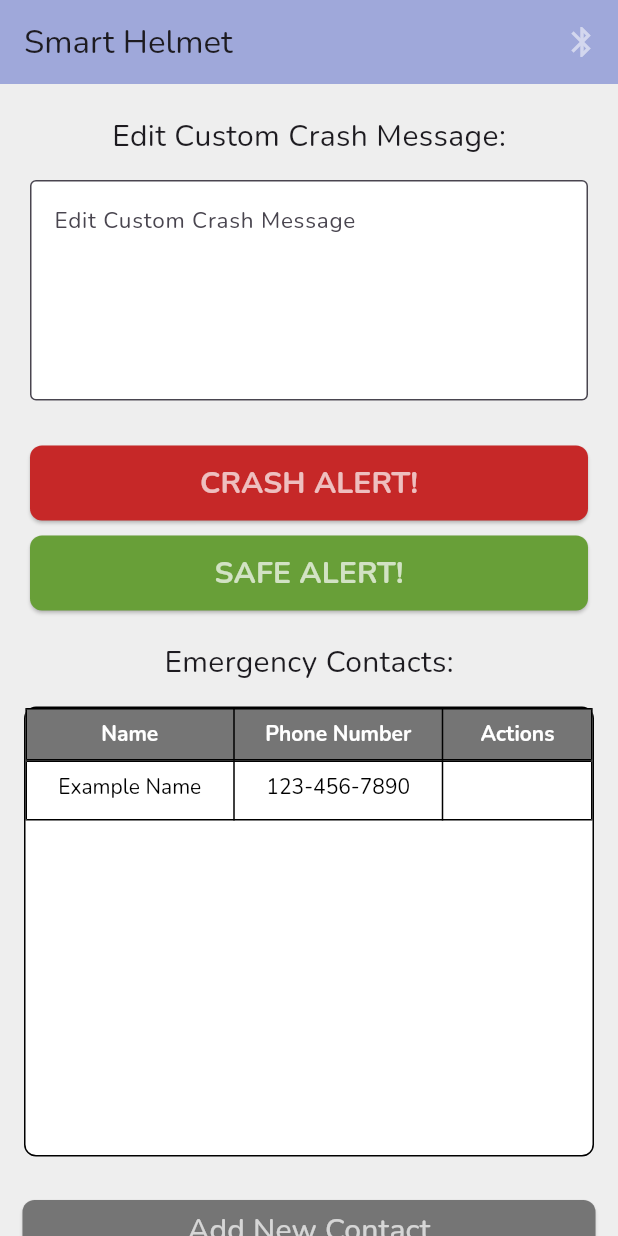
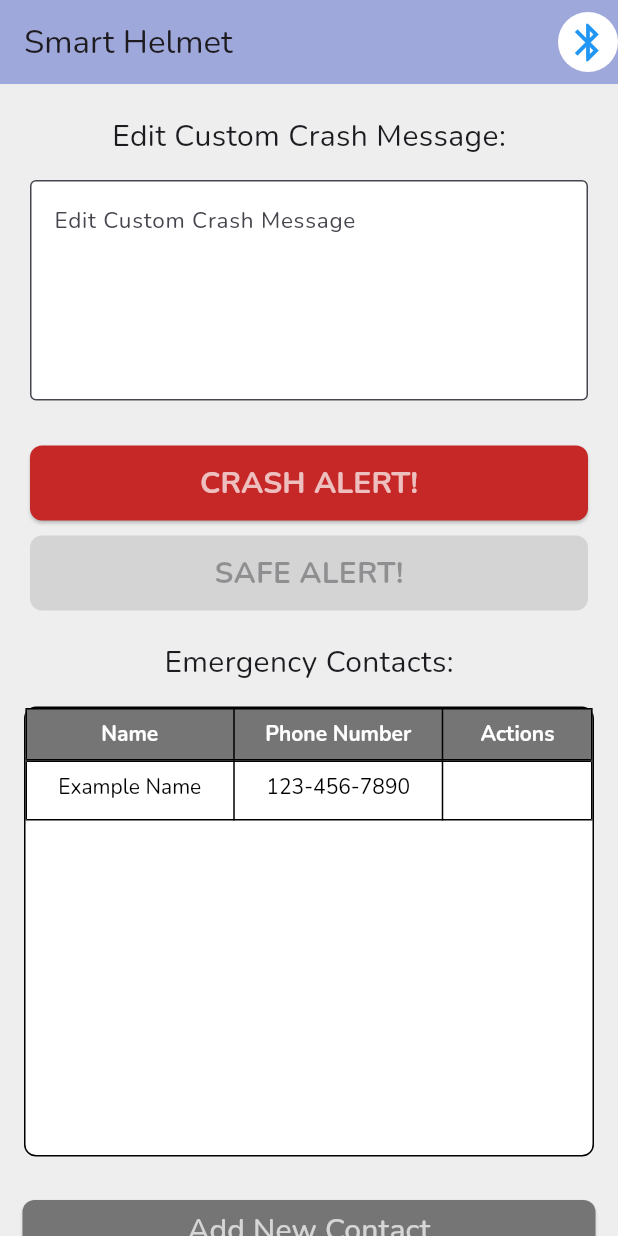
Before and after one commit to IsabellaTerick/smart_helmet, a Flutter app: the screen it shows after launch, on a phone screen of 412 x 824 dp. Run offline on Flutter 3.47's test engine with Material 3 defaults, Android fonts, the light colour scheme and no system bars; our stand-ins replace cloud_firestore, firebase_core, flutter_blue_plus, permission_handler, shared_preferences; accounts and stored records are empty.

Commit message:
Bluetooth Indication works

```diff
--- /dev/null
+++ b/lib/bluetooth/bluetooth_btn.dart
@@ -0,0 +1,55 @@
+import 'package:flutter/material.dart';
+import './bluetooth_service.dart';
+
+class BluetoothIcon extends StatefulWidget {
+  final BluetoothService bluetoothService;
+
+  const BluetoothIcon({super.key, required this.bluetoothService});
+
+  @override
+  _BluetoothIconState createState() => _BluetoothIconState();
+}
+
+class _BluetoothIconState extends State<BluetoothIcon> {
+  bool _isConnected = false;
+
+  @override
+  void initState() {
+    super.initState();
+
+    // Listen to the connection state from BluetoothService
+    widget.bluetoothService.connectionStateStream.listen((connected) {
+      setState(() {
+        _isConnected = connected;
+      });
+    });
+  }
+
+  @override
+  Widget build(BuildContext context) {
+    return GestureDetector(
+      onTap: () async {
+        if (!_isConnected) {
+          await widget.bluetoothService.scanAndConnect();
+        }
+      },
+      child: Container(
+        width: 40,
+        height: 40,
+        decoration: BoxDecoration(
+          shape: BoxShape.circle,
+          color: _isConnected ? Colors.blue : Colors.white, // Circle color
+          border: Border.all(
+            color: _isConnected ? Colors.blue : Colors.transparent, // Optional border
+            width: 2,
+          ),
+        ),
+        child: Icon(
+          Icons.bluetooth,
+          color: _isConnected ? Colors.white : Colors.blue, // Bluetooth icon color
+          size: 30,
+        ),
+      ),
+    );
+  }
+}
--- a/lib/bluetooth_service.dart
+++ b/lib/bluetooth/bluetooth_service.dart
@@ -6,8 +6,12 @@ import 'package:flutter/foundation.dart' show defaultTargetPlatform, TargetPlatf
 class BluetoothService {
   fb.BluetoothDevice? _connectedDevice; // Use fb prefix for flutter_blue_plus classes
   fb.BluetoothCharacteristic? _characteristic;
-  final _connectionController = StreamController<bool>.broadcast(); // Track connection state
+  final StreamController<bool> _connectionController =
+  StreamController<bool>.broadcast(); // Track connection state
   bool _isConnected = false;
+
+  // Public getter for the connection state stream
+  Stream<bool> get connectionStateStream => _connectionController.stream;
 
   // Callback to notify listeners of new messages
   Function(String)? _messageListener;
@@ -41,10 +45,12 @@ class BluetoothService {
             print("Connected to ${_connectedDevice!.platformName}");
 
             // Discover services
-            List<fb.BluetoothService> services = await _connectedDevice!.discoverServices();
+            List<fb.BluetoothService> services =
+            await _connectedDevice!.discoverServices();
             for (var service in services) {
               for (var char in service.characteristics) {
-                if (char.uuid.toString() == "beb5483e-36e1-4688-b7f5-ea07361b26a8") {
+                if (char.uuid.toString() ==
+                    "beb5483e-36e1-4688-b7f5-ea07361b26a8") {
                   _characteristic = char;
 
                   // Enable notifications
@@ -55,7 +61,8 @@ class BluetoothService {
                     print("Received notification: $message");
                   });
 
-                  print("Notifications enabled for characteristic: UUID=${char.uuid}");
+                  print(
+                      "Notifications enabled for characteristic: UUID=${char.uuid}");
                 }
               }
             }
--- a/lib/connect_btn.dart
+++ /dev/null
@@ -1,33 +0,0 @@
-import 'package:flutter/material.dart';
-
-class ConnectBtn extends StatelessWidget {
-  final VoidCallback? onPressed;
-  final bool isConnected;
-
-  const ConnectBtn({
-    Key? key,
-    required this.onPressed,
-    required this.isConnected,
-  }) : super(key: key);
-
-  @override
-  Widget build(BuildContext context) {
-    return IconButton(
-      icon: Icon(Icons.bluetooth),
-      onPressed: onPressed,
-      color: isConnected ? Colors.blue: Colors.white54,
-    );
-    // return ElevatedButton(
-    //   onPressed: onPressed,
-    //   style: ElevatedButton.styleFrom(
-    //     backgroundColor: isConnected ? Colors.blue.shade800 : Colors.lightBlue,
-    //     foregroundColor: Colors.white,
-    //     padding: const EdgeInsets.symmetric(horizontal: 24, vertical: 12),
-    //   ),
-    //   child: Text(
-    //     isConnected ? "Connected" : "Connect to ESP32",
-    //     style: const TextStyle(fontSize: 16),
-    //   ),
-    // );
-  }
-}
--- a/lib/add_contact_btn.dart
+++ b/lib/contacts/add_contact_btn.dart
@@ -1,5 +1,5 @@
 import 'package:flutter/material.dart';
-import './add_contact_popup.dart';
+import 'add_contact_popup.dart';
 
 class AddContactBtn extends StatelessWidget {
   const AddContactBtn({super.key});
--- a/lib/emergency_contact_tbl.dart
+++ b/lib/contacts/emergency_contact_tbl.dart
@@ -1,6 +1,6 @@
 import 'package:flutter/material.dart';
 import 'package:cloud_firestore/cloud_firestore.dart';
-import 'add_contact_btn.dart';
+import './add_contact_btn.dart';
 
 class EmergencyContactTbl extends StatelessWidget {
   EmergencyContactTbl({super.key});
--- /dev/null
+++ b/lib/crash/crash_safe_btns.dart
@@ -0,0 +1,84 @@
+import 'package:flutter/material.dart';
+
+class CrashSafeBtns extends StatefulWidget {
+  final VoidCallback toggleLED;
+
+  const CrashSafeBtns({super.key, required this.toggleLED});
+
+  @override
+  _CrashSafeBtnsState createState() => _CrashSafeBtnsState();
+}
+
+class _CrashSafeBtnsState extends State<CrashSafeBtns> {
+  bool safe = true;
+
+  void setCrash() {
+    setState(() {
+      safe = false;
+    });
+  }
+
+  void setSafe() {
+    setState(() {
+      safe = true;
+    });
+  }
+
+  @override
+  Widget build(BuildContext context) {
+    return Container(
+      padding: const EdgeInsets.only(top: 10.0, bottom: 10.0, right: 20.0, left: 20.0),
+      child: Column(
+        children: [
+          Padding(
+            padding: const EdgeInsets.only(bottom: 10.0),
+            child: SizedBox(
+              width: double.infinity,
+              height: 50,
+              child: ElevatedButton(
+                onPressed: safe ? () { setCrash(); } : null, // Disable the button when safe is false
+                style: ElevatedButton.styleFrom(
+                  backgroundColor: Colors.red[800],
+                  foregroundColor: Colors.white70,
+                  shape: RoundedRectangleBorder(
+                    borderRadius: BorderRadius.circular(8),
+                  ),
+                ),
+                child: const Text(
+                  'CRASH ALERT!',
+                  style: TextStyle(
+                    fontFamily: 'Nunito',
+                    fontWeight: FontWeight.bold,
+                    fontSize: 20,
+                  ),
+                ),
+              ),
+            ),
+          ),
+          SizedBox(
+            width: double.infinity,
+            height: 50,
+            child: ElevatedButton(
+              onPressed: !safe ? () { setSafe(); } : null, // Disable the button when safe is true
+              style: ElevatedButton.styleFrom(
+                backgroundColor: Colors.lightGreen[700],
+                foregroundColor: Colors.white70,
+                shape: RoundedRectangleBorder(
+                  borderRadius: BorderRadius.circular(8),
+                ),
+              ),
+              child: const Text(
+                'SAFE ALERT!',
+                style: TextStyle(
+                  fontFamily: 'Nunito',
+                  fontWeight: FontWeight.bold,
+                  fontSize: 20,
+                ),
+              ),
+            ),
+          ),
+        ],
+      ),
+    );
+  }
+}
--- a/lib/crash_safe_btns.dart
+++ /dev/null
@@ -1,56 +0,0 @@
-import 'package:flutter/material.dart';
-
-class CrashSafeBtns extends StatelessWidget {
-
-  final VoidCallback onPressed;
-
-  const CrashSafeBtns({super.key, required this.onPressed});
-
-  @override
-  Widget build(BuildContext context) {
-    return Container(
-      padding: EdgeInsets.only(top: 10.0, bottom:10.0, right: 20.0, left: 20.0),
-      child: Column(
-        children: [
-          Padding(
-            padding: EdgeInsets.only(bottom: 10.0),
-            child: SizedBox(
-              width: double.infinity,
-              height: 50,
-              child: ElevatedButton(onPressed: () {
-
-              },
-                  style: ElevatedButton.styleFrom(
-                      backgroundColor: Colors.red[800],
-                      foregroundColor: Colors.white70,
-                      shape: RoundedRectangleBorder(
-                        borderRadius: BorderRadius.circular(8),
-                      )
-                  ),
-                  child: Text('CRASH ALERT!',
-                          style: TextStyle(fontFamily: 'Nunito', fontWeight: FontWeight.bold, fontSize: 20))),
-            )
-          ),
-          SizedBox(
-            width: double.infinity,
-            height: 50,
-            child: ElevatedButton(onPressed: () {
-
-            },
-                style: ElevatedButton.styleFrom(
-                  backgroundColor: Colors.lightGreen[700],
-                  foregroundColor: Colors.white70,
-                  shape: RoundedRectangleBorder(
-                    borderRadius: BorderRadius.circular(8)
-                  )
-                ),
-                child: Text('SAFE ALERT!',
-                    style: TextStyle(fontFamily: 'Nunito', fontWeight: FontWeight.bold, fontSize: 20)))
-          )
-         // ElevatedButton(onPressed: onPressed, child: Text('CRASH ALERT!')),
-          // ElevatedButton(onPressed: onPressed, child: Text('SAFE ALERT'))
-        ]
-      )
-    );
-  }
-}
--- a/lib/main.dart
+++ b/lib/main.dart
@@ -3,14 +3,18 @@ import 'package:firebase_core/firebase_core.dart';
 import 'package:shared_preferences/shared_preferences.dart';
 import 'firebase_options.dart';
 import 'package:uuid/uuid.dart';
-import './crash_msg.dart';
-import './crash_safe_btns.dart';
-import './add_contact_btn.dart';
-import './emergency_contact_tbl.dart';
-import './bluetooth_service.dart';
-import './led_controller.dart';
-import './connect_btn.dart';
-import './msg_display.dart';
+
+import './bluetooth/bluetooth_service.dart';
+import 'bluetooth/bluetooth_btn.dart';
+
+import 'crash/crash_msg.dart';
+import './crash/crash_safe_btns.dart';
+import './other/led_controller.dart';
+
+import 'contacts/emergency_contact_tbl.dart';
+import './contacts/add_contact_btn.dart';
+
+import 'other/bt_msg_display.dart';
 
 //Function to generate a random unique id for each device the app is downloaded on
 Future<String> getOrGenDeviceId() async {
@@ -70,19 +74,13 @@ class MyHomePage extends StatefulWidget {
 }
 
 class MyHomePageState extends State<MyHomePage> {
-
   final BluetoothService _bluetoothService = BluetoothService();
   late final LEDController _ledController;
-  String _message = "No message received";
-  bool _isConnected = false; // Track connection state
 
   @override
   void initState() {
     super.initState();
     _ledController = LEDController(_bluetoothService);
-    _bluetoothService.setMessageListener((message) {
-      setState(() => _message = message);
-    });
   }
 
   @override
@@ -96,8 +94,7 @@ class MyHomePageState extends State<MyHomePage> {
         backgroundColor: Colors.indigo[200],
         title: Text(widget.title),
         actions: [
-          ConnectBtn(onPressed: _isConnected ? null : _bluetoothService.scanAndConnect, isConnected: _isConnected,)
-          //IconButton(onPressed: () => {}, icon: Icon(Icons.bluetooth), color: Colors.blue),
+          BluetoothIcon(bluetoothService: _bluetoothService),
         ],
       ),
       body: Stack(
@@ -107,7 +104,7 @@ class MyHomePageState extends State<MyHomePage> {
               mainAxisAlignment: MainAxisAlignment.center,
               children: <Widget>[
                 CrashMsg(),
-                CrashSafeBtns(onPressed: _ledController.toggleLED),
+                CrashSafeBtns( toggleLED: () {}, ),
                 EmergencyContactTbl(),
                 AddContactBtn(),
 //MessageDisplay(message: _message),
@@ -119,8 +116,3 @@ class MyHomePageState extends State<MyHomePage> {
     );
   }
 }
-
-//       ConnectBtn(
-//               onPressed: _isConnected ? null : _bluetoothService.scanAndConnect,
-//               isConnected: _isConnected,
-//             ),
--- a/lib/led_controller.dart
+++ b/lib/other/led_controller.dart
@@ -1,5 +1,5 @@
 import 'package:flutter_blue_plus/flutter_blue_plus.dart' as fb;
-import 'bluetooth_service.dart';
+import '../bluetooth/bluetooth_service.dart';
 import 'dart:convert';
 
 class LEDController {
```
Also changed, not shown: lib/contacts/add_contact_popup.dart (renamed from lib/add_contact_popup.dart), lib/crash/crash_msg.dart (renamed from lib/crash_msg.dart), lib/other/bt_msg_display.dart (renamed from lib/msg_display.dart), pubspec.lock, 16 other files. Lines whose indentation alone changed are shown as unchanged.
